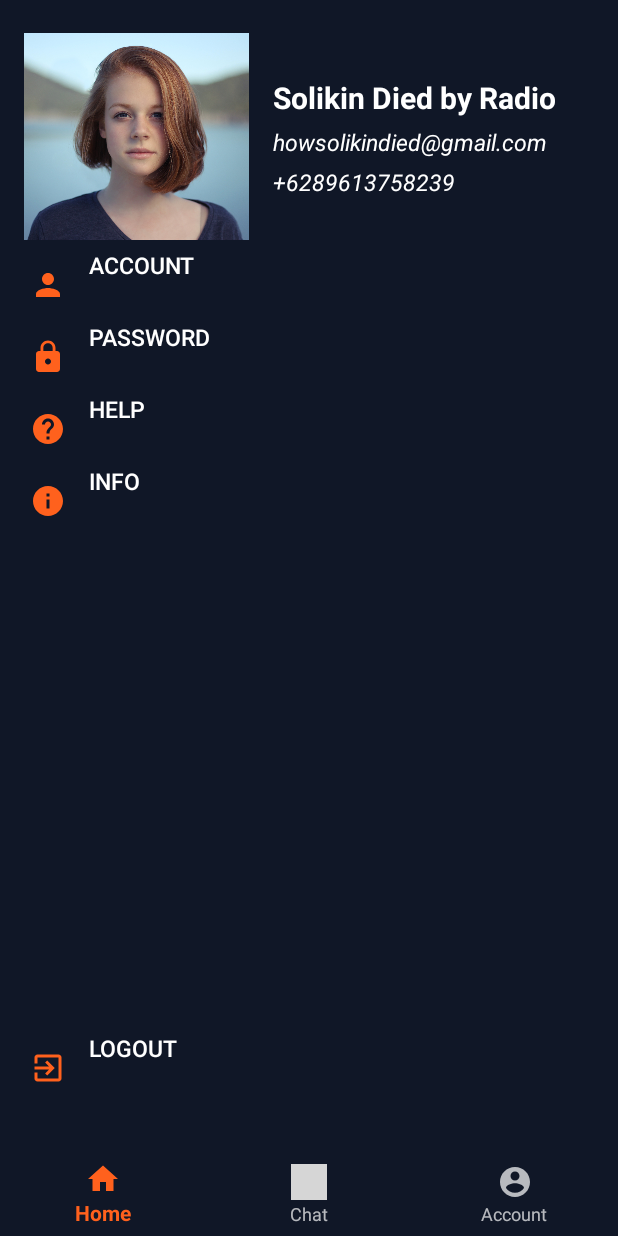
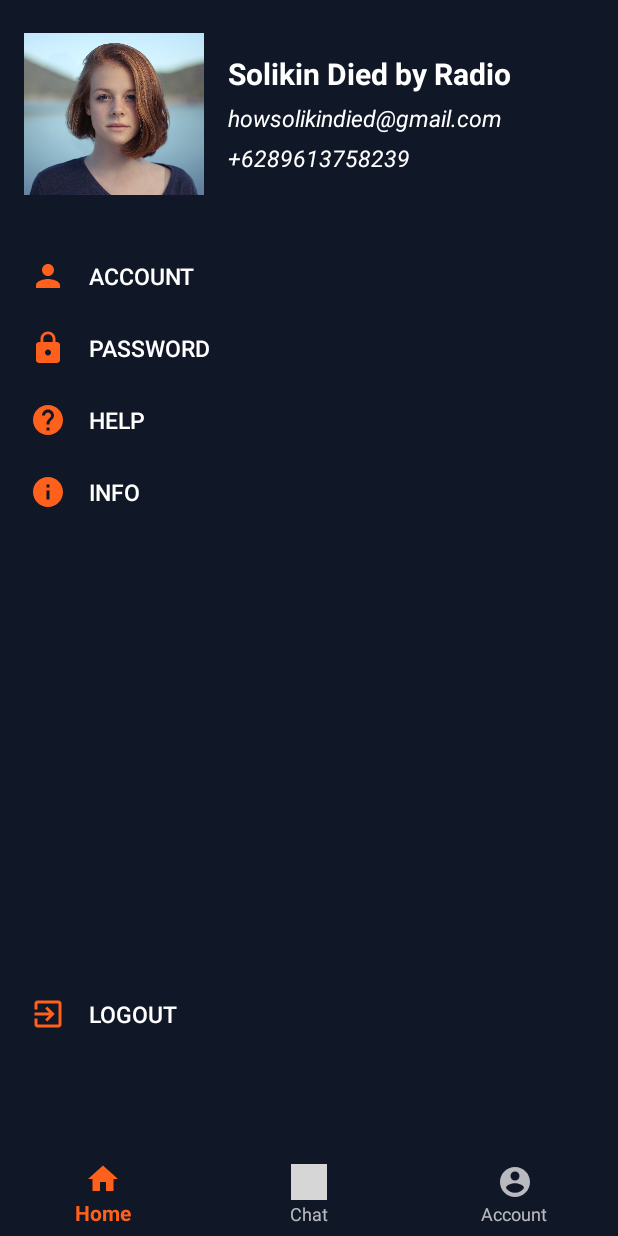
Before and after one commit to Aditrhn/Bengkelin, an Android app: the fragment AccountFragment placed in its activity, on a phone screen of 412 x 824 dp. Run offline under Robolectric (Android 15) with nearby library versions, the light colour scheme and no system bars; pictures from the network do not load; grey boxes are pictures that could not be loaded.

Commit message:
Update fragment_account.xml

```diff
--- a/app/src/main/res/layout/fragment_account.xml
+++ b/app/src/main/res/layout/fragment_account.xml
@@ -1,9 +1,9 @@
 <?xml version="1.0" encoding="utf-8"?>
 <LinearLayout xmlns:android="http://schemas.android.com/apk/res/android"
+    xmlns:app="http://schemas.android.com/apk/res-auto"
     xmlns:tools="http://schemas.android.com/tools"
     android:layout_width="match_parent"
     android:layout_height="match_parent"
-    xmlns:app="http://schemas.android.com/apk/res-auto"
     android:background="@color/colorBackground"
     android:orientation="vertical"
     tools:context=".fragment.AccountFragment">
@@ -20,13 +20,13 @@
             android:layout_height="wrap_content">
 
             <ImageView
-                android:layout_width="150dp"
-                android:layout_height="150dp"
+                android:layout_width="120dp"
+                android:layout_height="120dp"
+                android:layout_marginTop="16dp"
+                android:adjustViewBounds="true"
                 android:padding="6dp"
-                android:src="@drawable/campbell"
-                android:layout_marginTop="16dp"
                 android:scaleType="centerCrop"
-                android:adjustViewBounds="true" />
+                android:src="@drawable/campbell" />
 
         </FrameLayout>
 
@@ -36,8 +36,8 @@
             android:orientation="vertical"
             android:padding="28dp"
             android:paddingStart="16dp"
-            android:paddingEnd="0dp"
-            android:layout_marginTop="16dp">
+            android:paddingTop="0dp"
+            android:paddingEnd="0dp">
 
             <TextView
                 android:id="@+id/userName"
@@ -76,6 +76,7 @@
     <LinearLayout
         android:layout_width="match_parent"
         android:layout_height="wrap_content"
+        android:layout_marginTop="16dp"
         android:orientation="vertical"
         android:paddingStart="20dp">
 
@@ -86,7 +87,7 @@
             android:background="@color/colorBackground"
             android:drawableLeft="@drawable/ic_person_orange_24dp"
             android:drawablePadding="15dp"
-            android:gravity=""
+            android:gravity="left|center_vertical"
             android:text="@string/btn_account"
             android:textSize="15sp" />
 
@@ -97,7 +98,7 @@
             android:background="@color/colorBackground"
             android:drawableLeft="@drawable/ic_lock_orange_24dp"
             android:drawablePadding="15dp"
-            android:gravity=""
+            android:gravity="left|center_vertical"
             android:text="@string/btn_password"
             android:textSize="15sp" />
 
@@ -108,7 +109,7 @@
             android:background="@color/colorBackground"
             android:drawableLeft="@drawable/ic_help_orange_24dp"
             android:drawablePadding="15dp"
-            android:gravity=""
+            android:gravity="left|center_vertical"
             android:text="@string/btn_help"
             android:textSize="15sp" />
 
@@ -119,7 +120,7 @@
             android:background="@color/colorBackground"
             android:drawableLeft="@drawable/ic_info_orange_24dp"
             android:drawablePadding="15dp"
-            android:gravity=""
+            android:gravity="left|center_vertical"
             android:text="@string/btn_info"
             android:textSize="15sp" />
 
@@ -130,7 +131,7 @@
         android:layout_height="wrap_content"
         android:orientation="vertical"
         android:paddingStart="20dp"
-        android:paddingTop="330dp">
+        android:paddingTop="300dp">
 
         <Button
             android:id="@+id/btnLogout"
@@ -139,7 +140,7 @@
             android:background="@color/colorBackground"
             android:drawableLeft="@drawable/ic_exit_to_app_orange_24dp"
             android:drawablePadding="15dp"
-            android:gravity=""
+            android:gravity="left|center_vertical"
             android:text="@string/btn_logout"
             android:textSize="15sp" />
 
```
